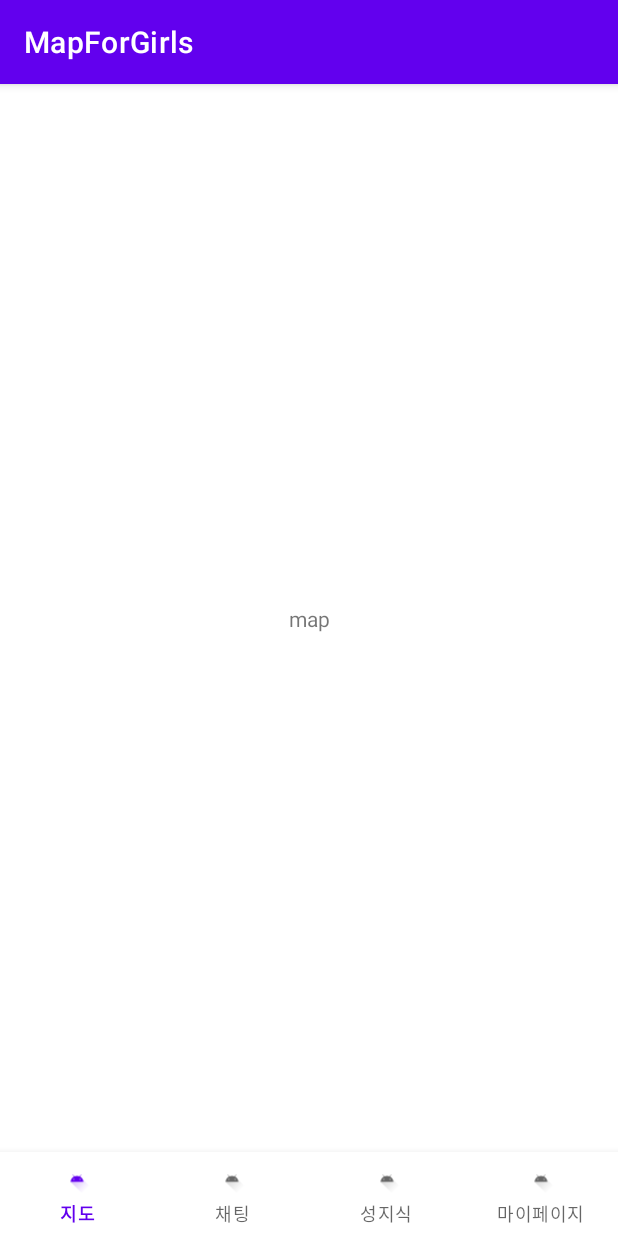
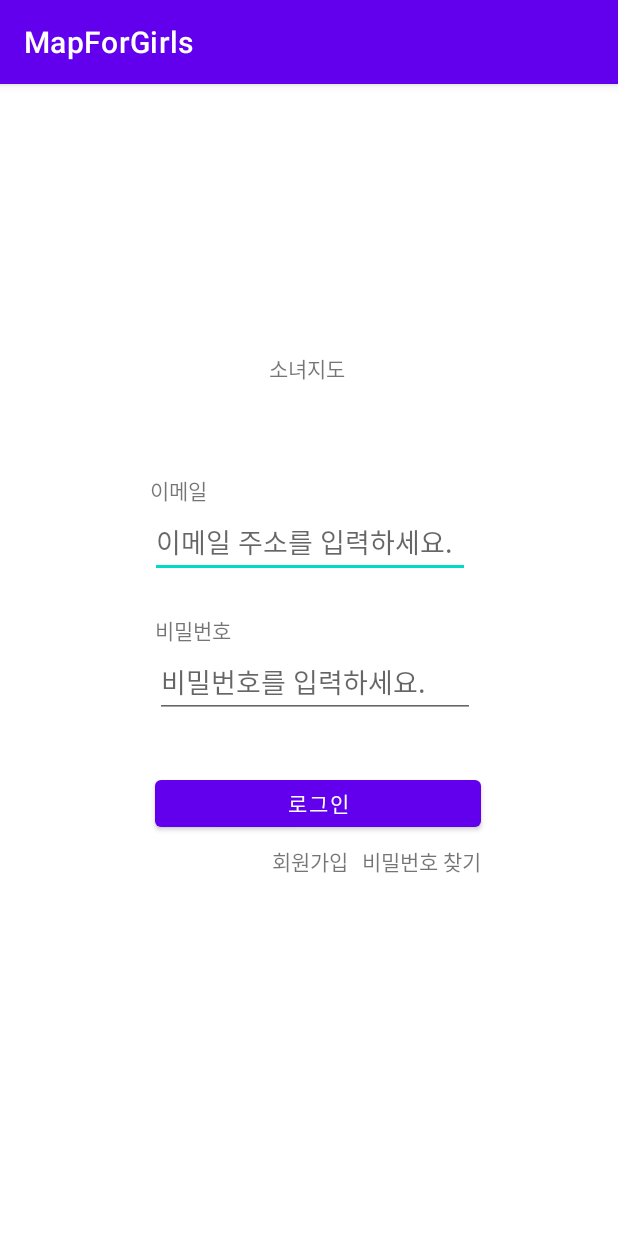
Before and after one commit to Hyobeen-Park/MapForGirls, an Android app: the screen it shows after launch (MainActivity before the commit, LoginActivity after it), on a phone screen of 412 x 824 dp. Run offline under Robolectric (Android 15) with nearby library versions, the phone set to English and light mode, and no system bars.

Commit message:
update loginActivity

```diff
--- /dev/null
+++ b/app/src/main/java/com/example/mapforgirls/LoginActivity.kt
@@ -0,0 +1,25 @@
+package com.example.mapforgirls
+
+import android.content.Intent
+import android.os.Bundle
+import android.widget.Button
+import android.widget.Toast
+import androidx.appcompat.app.AppCompatActivity
+
+class LoginActivity : AppCompatActivity() {
+    override fun onCreate(savedInstanceState:Bundle?) {
+        super.onCreate(savedInstanceState)
+        setContentView(R.layout.activity_login)
+        val btn = findViewById<Button>(R.id.login_btn)
+        btn.setOnClickListener{
+            //Toast.makeText(applicationContext, "버튼 클릭", Toast.LENGTH_SHORT).show()}
+            val intent = Intent(this, MainActivity::class.java)
+            //intent.apply {
+            //    this.putExtra("msg", text_main.text.toString())
+            //}
+            startActivity(intent)
+        }
+
+
+    }
+}
--- a/app/src/main/res/layout/activity_login.xml
+++ b/app/src/main/res/layout/activity_login.xml
@@ -1,6 +1,92 @@
 <?xml version="1.0" encoding="utf-8"?>
 <androidx.constraintlayout.widget.ConstraintLayout xmlns:android="http://schemas.android.com/apk/res/android"
+    xmlns:app="http://schemas.android.com/apk/res-auto"
+    xmlns:tools="http://schemas.android.com/tools"
     android:layout_width="match_parent"
     android:layout_height="match_parent">
 
+    <EditText
+        android:id="@+id/editTextTextPersonName"
+        android:layout_width="wrap_content"
+        android:layout_height="wrap_content"
+        android:layout_marginStart="100dp"
+        android:layout_marginBottom="24dp"
+        android:ems="10"
+        android:hint="이메일 주소를 입력하세요."
+        android:inputType="textPersonName"
+        app:layout_constraintBottom_toTopOf="@+id/textView3"
+        app:layout_constraintStart_toStartOf="parent" />
+
+    <TextView
+        android:id="@+id/textView"
+        android:layout_width="wrap_content"
+        android:layout_height="wrap_content"
+        android:layout_marginStart="179dp"
+        android:layout_marginBottom="60dp"
+        android:text="소녀지도"
+        app:layout_constraintBottom_toTopOf="@+id/textView2"
+        app:layout_constraintStart_toStartOf="parent" />
+
+    <TextView
+        android:id="@+id/textView2"
+        android:layout_width="wrap_content"
+        android:layout_height="wrap_content"
+        android:layout_marginStart="100dp"
+        android:text="이메일"
+        app:layout_constraintBottom_toTopOf="@+id/editTextTextPersonName"
+        app:layout_constraintStart_toStartOf="parent" />
+
+    <EditText
+        android:id="@+id/editTextTextPersonName3"
+        android:layout_width="wrap_content"
+        android:layout_height="wrap_content"
+        android:layout_marginStart="103dp"
+        android:layout_marginBottom="35dp"
+        android:ems="10"
+        android:hint="비밀번호를 입력하세요."
+        android:inputType="textPersonName"
+        app:layout_constraintBottom_toTopOf="@+id/login_btn"
+        app:layout_constraintStart_toStartOf="parent" />
+
+    <Button
+        android:id="@+id/login_btn"
+        android:layout_width="217dp"
+        android:layout_height="43dp"
+        android:layout_marginStart="103dp"
+        android:layout_marginBottom="6dp"
+        android:text="로그인"
+        app:layout_constraintBottom_toTopOf="@+id/textView4"
+        app:layout_constraintStart_toStartOf="parent" />
+
+    <TextView
+        android:id="@+id/textView3"
+        android:layout_width="wrap_content"
+        android:layout_height="wrap_content"
+        android:layout_marginStart="103dp"
+        android:text="비밀번호"
+        app:layout_constraintBottom_toTopOf="@+id/editTextTextPersonName3"
+        app:layout_constraintStart_toStartOf="parent" />
+
+    <TextView
+        android:id="@+id/textView4"
+        android:layout_width="wrap_content"
+        android:layout_height="wrap_content"
+        android:layout_marginStart="179dp"
+        android:layout_marginEnd="8dp"
+        android:layout_marginBottom="239dp"
+        android:text="회원가입"
+        app:layout_constraintBottom_toBottomOf="parent"
+        app:layout_constraintEnd_toStartOf="@+id/textView5"
+        app:layout_constraintStart_toStartOf="parent" />
+
+    <TextView
+        android:id="@+id/textView5"
+        android:layout_width="wrap_content"
+        android:layout_height="wrap_content"
+        android:layout_marginEnd="91dp"
+        android:layout_marginBottom="239dp"
+        android:text="비밀번호 찾기"
+        app:layout_constraintBottom_toBottomOf="parent"
+        app:layout_constraintEnd_toEndOf="parent" />
+
 </androidx.constraintlayout.widget.ConstraintLayout>
```
Also changed, not shown: app/src/main/AndroidManifest.xml (+6 -1 lines), app/src/main/res/layout/activity_signup.xml (+65 -34 lines).
